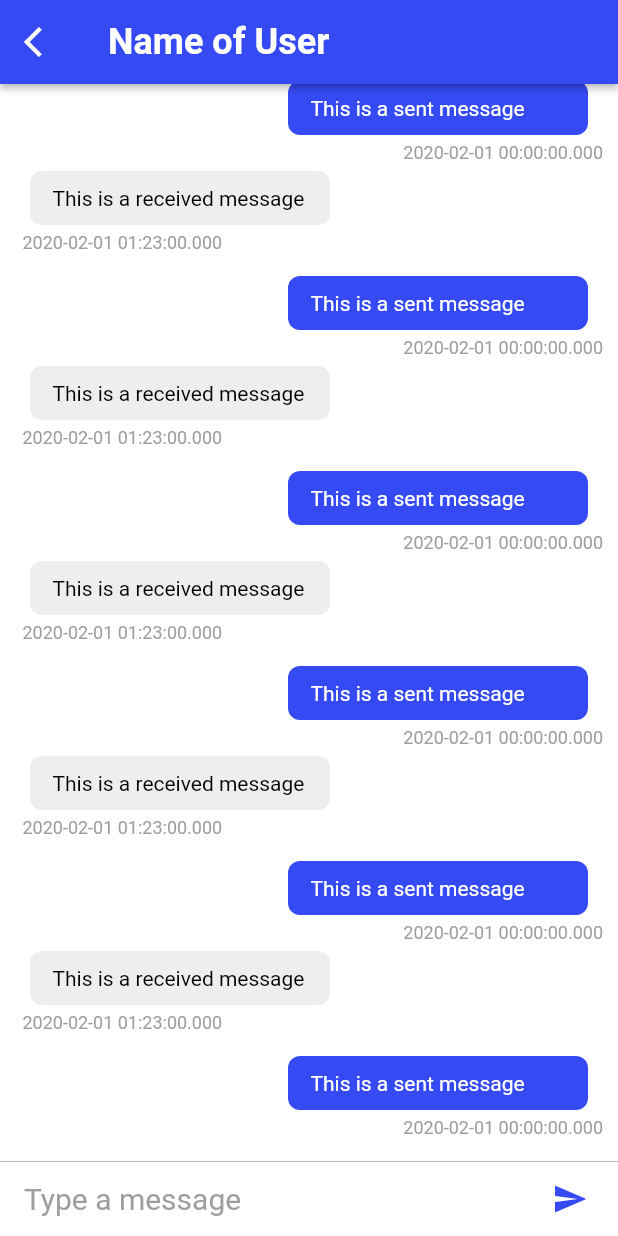
After one commit to osKlonowski/real-time-chat, a Flutter app: the ChatPage screen opened directly, on a phone screen of 412 x 824 dp. The commit adds this screen. Run offline on Flutter 3.47's test engine with Material 2 defaults, Android fonts, the phone set to English and light mode, and no system bars; drawn by our look-alikes of flutter_easyloading; our stand-ins replace firebase_auth, firebase_core; missing offline and left inert: fancy_drawer; accounts and stored records are empty; Roboto replaces fonts that are missing (Arial, Raleway).

Commit message:
Building Infrastructure for Chat Handler

```diff
--- /dev/null
+++ b/real_time_chat/lib/views/chat/chat_page.dart
@@ -0,0 +1,61 @@
+import 'package:flutter/material.dart';
+import 'package:real_time_chat/global.dart';
+import 'package:real_time_chat/widgets/chat_widgets/chat_input_widget.dart';
+import 'package:real_time_chat/widgets/chat_widgets/chat_message_item.dart';
+
+class ChatPage extends StatefulWidget {
+  @override
+  _ChatPageState createState() => _ChatPageState();
+}
+
+class _ChatPageState extends State<ChatPage> {
+  @override
+  Widget build(BuildContext context) {
+    return Scaffold(
+      backgroundColor: Colors.white,
+      appBar: AppBar(
+        leading: GestureDetector(
+          onTap: () => Navigator.of(context).pop(),
+          child: Icon(Icons.arrow_back_ios, color: Colors.white),
+        ),
+        title: Text(
+          'Name of User',
+          style: Theme.of(context).textTheme.headline5.copyWith(
+                color: Colors.white,
+                fontWeight: FontWeight.w700,
+                fontFamily: 'Raleway',
+              ),
+        ),
+        backgroundColor: primaryBlue,
+        elevation: 2,
+      ), // Custom app bar for chat screen
+      body: SafeArea(
+        child: Stack(
+          children: <Widget>[
+            Column(
+              children: <Widget>[
+                ChatListWidget(), //Chat list
+                InputWidget() // The input widget
+              ],
+            ),
+          ],
+        ),
+      ),
+    );
+  }
+}
+
+class ChatListWidget extends StatelessWidget {
+  final ScrollController listScrollController = new ScrollController();
+  @override
+  Widget build(BuildContext context) {
+    return Flexible(
+        child: ListView.builder(
+      padding: EdgeInsets.all(10.0),
+      itemBuilder: (context, index) => ChatItemWidget(index),
+      itemCount: 20,
+      reverse: true,
+      controller: listScrollController,
+    ));
+  }
+}
--- a/real_time_chat/lib/views/home/home_content.dart
+++ b/real_time_chat/lib/views/home/home_content.dart
@@ -1,6 +1,5 @@
 import 'package:flutter/material.dart';
-import 'package:real_time_chat/widgets/chat_preview.dart';
-
+import 'package:real_time_chat/widgets/chat_widgets/chat_preview.dart';
 class HomeContent extends StatefulWidget {
   const HomeContent({Key key}) : super(key: key);
 
--- a/real_time_chat/lib/views/home/home_page.dart
+++ b/real_time_chat/lib/views/home/home_page.dart
@@ -11,12 +11,14 @@ class HomePage extends StatefulWidget {
   _HomePageState createState() => _HomePageState();
 }
 
-class _HomePageState extends State<HomePage> with TickerProviderStateMixin {
+class _HomePageState extends State<HomePage>
+    with TickerProviderStateMixin, WidgetsBindingObserver {
   FancyDrawerController _controller;
 
   @override
   void initState() {
     super.initState();
+    WidgetsBinding.instance.addObserver(this);
     _controller = FancyDrawerController(
         vsync: this, duration: Duration(milliseconds: 250))
       ..addListener(() {
@@ -80,6 +82,15 @@ class _HomePageState extends State<HomePage> with TickerProviderStateMixin {
   }
 
   @override
+  void didChangeAppLifecycleState(AppLifecycleState state) {
+    if (state == AppLifecycleState.resumed) {
+    }
+    //TODO: set status to online here in firestore
+    else {}
+    //TODO: set status to offline here in firestore
+  }
+
+  @override
   void dispose() {
     _controller.dispose();
     super.dispose();
--- a/real_time_chat/lib/widgets/chat_preview.dart
+++ /dev/null
@@ -1,80 +0,0 @@
-import 'package:flutter/material.dart';
-
-class ChatPreview extends StatelessWidget {
-  const ChatPreview({Key key}) : super(key: key);
-
-  @override
-  Widget build(BuildContext context) {
-    return ConstrainedBox(
-      constraints: BoxConstraints(minHeight: 90),
-      child: Container(
-        padding: const EdgeInsets.only(
-          left: 8.0,
-          top: 2.0,
-          bottom: 2.0,
-          right: 8.0,
-        ),
-        width: MediaQuery.of(context).size.width,
-        color: Colors.white,
-        child: Row(
-          mainAxisAlignment: MainAxisAlignment.spaceBetween,
-          children: <Widget>[
-            Padding(
-              padding: const EdgeInsets.all(8.0),
-              child: Container(
-                width: 75,
-                height: 75,
-                decoration: BoxDecoration(
-                  shape: BoxShape.circle,
-                  image: DecorationImage(
-                    fit: BoxFit.cover,
-                    image: NetworkImage(
-                        'https://mindbodygreen-res.cloudinary.com/images/w_767,q_auto:eco,f_auto,fl_lossy/usr/RetocQT/sarah-fielding.jpg'),
-                  ),
-                ),
-              ),
-            ),
-            Expanded(
-              child: Padding(
-                padding: EdgeInsets.fromLTRB(7.0, 0.0, 5.0, 0.0),
-                child: Column(
-                  crossAxisAlignment: CrossAxisAlignment.start,
-                  children: <Widget>[
-                    Row(
-                      mainAxisAlignment: MainAxisAlignment.spaceBetween,
-                      children: <Widget>[
-                        Expanded(
-                          flex: 6,
-                          child: Text(
-                            'Angelica Rose',
-                            maxLines: 1,
-                            overflow: TextOverflow.ellipsis,
-                            textAlign: TextAlign.left,
-                            style: TextStyle(
-                              fontSize: 17.0,
-                              fontWeight: FontWeight.w500,
-                              color: Colors.black,
-                            ),
-                          ),
-                        ),
-                        Flexible(
-                          fit: FlexFit.loose,
-                          flex: 4,
-                          child: Text('10:45 PM'),
-                        ),
-                      ],
-                    ),
-                    SizedBox(
-                      height: 8,
-                    ),
-                    Text('This was the last message')
-                  ],
-                ),
-              ),
-            ),
-          ],
-        ),
-      ),
-    );
-  }
-}
--- /dev/null
+++ b/real_time_chat/lib/widgets/chat_widgets/chat_input_widget.dart
@@ -0,0 +1,55 @@
+import 'package:flutter/material.dart';
+import 'package:real_time_chat/global.dart';
+
+class InputWidget extends StatelessWidget {
+  final TextEditingController textEditingController = TextEditingController();
+
+  @override
+  Widget build(BuildContext context) {
+    return Container(
+      child: Row(
+        children: <Widget>[
+          // Text input
+          Flexible(
+            child: Container(
+              margin: const EdgeInsets.only(left: 16.0),
+              child: TextField(
+                style: TextStyle(color: Colors.black, fontSize: 15.0),
+                controller: textEditingController,
+                decoration: InputDecoration.collapsed(
+                  hintText: 'Type a message',
+                  hintStyle: TextStyle(
+                    color: Colors.grey,
+                    fontWeight: FontWeight.w400,
+                    fontFamily: 'Raleway',
+                    fontSize: 20.0,
+                  ),
+                ),
+              ),
+            ),
+          ),
+          // Send Message Button
+          Material(
+            child: Container(
+              margin: EdgeInsets.symmetric(horizontal: 8.0),
+              child: IconButton(
+                icon: Icon(Icons.send),
+                onPressed: () => {},
+                color: primaryBlue,
+              ),
+            ),
+            color: Colors.white,
+          ),
+        ],
+      ),
+      width: double.infinity,
+      height: 50.0,
+      decoration: BoxDecoration(
+        border: Border(
+          top: BorderSide(color: Colors.grey, width: 0.5),
+        ),
+        color: Colors.white,
+      ),
+    );
+  }
+}
--- /dev/null
+++ b/real_time_chat/lib/widgets/chat_widgets/chat_message_item.dart
@@ -0,0 +1,96 @@
+import 'package:flutter/material.dart';
+import 'package:real_time_chat/global.dart';
+
+class ChatItemWidget extends StatelessWidget {
+  final int index;
+  ChatItemWidget(this.index);
+
+  @override
+  Widget build(BuildContext context) {
+    if (index % 2 == 0) {
+      //This is the sent message. We'll later use data from firebase instead of index to determine the message is sent or received.
+      return Container(
+        child: Column(
+          children: <Widget>[
+            Row(
+              children: <Widget>[
+                Container(
+                  child: Text(
+                    'This is a sent message',
+                    style: TextStyle(
+                      color: Colors.white,
+                      fontFamily: 'Arial',
+                    ),
+                  ),
+                  padding: EdgeInsets.fromLTRB(15.0, 10.0, 15.0, 10.0),
+                  width: 200.0,
+                  decoration: BoxDecoration(
+                    color: primaryBlue,
+                    borderRadius: BorderRadius.circular(8.0),
+                  ),
+                  margin: EdgeInsets.only(right: 10.0),
+                )
+              ],
+              mainAxisAlignment:
+                  MainAxisAlignment.end, // aligns the chatitem to right end
+            ),
+            Row(mainAxisAlignment: MainAxisAlignment.end, children: <Widget>[
+              Container(
+                child: Text(
+                  DateTime(2020, 02, 01).toString(),
+                  style: TextStyle(
+                    color: Colors.grey,
+                    fontSize: 12.0,
+                    fontStyle: FontStyle.normal,
+                  ),
+                ),
+                margin: EdgeInsets.only(left: 5.0, top: 5.0, bottom: 5.0),
+              )
+            ])
+          ],
+        ),
+      );
+    } else {
+      // This is a received message
+      return Container(
+        child: Column(
+          children: <Widget>[
+            Row(
+              children: <Widget>[
+                Container(
+                  child: Text(
+                    'This is a received message',
+                    style: TextStyle(
+                      color: Colors.black,
+                      fontFamily: 'Arial',
+                    ),
+                  ),
+                  padding: EdgeInsets.fromLTRB(15.0, 10.0, 15.0, 10.0),
+                  width: 200.0,
+                  decoration: BoxDecoration(
+                    color: Colors.grey[200],
+                    borderRadius: BorderRadius.circular(8.0),
+                  ),
+                  margin: EdgeInsets.only(left: 10.0),
+                )
+              ],
+            ),
+            Container(
+              child: Text(
+                DateTime(2020, 02, 01, 01, 23).toString(),
+                style: TextStyle(
+                  color: Colors.grey,
+                  fontSize: 12.0,
+                  fontStyle: FontStyle.normal,
+                ),
+              ),
+              margin: EdgeInsets.only(left: 5.0, top: 5.0, bottom: 5.0),
+            )
+          ],
+          crossAxisAlignment: CrossAxisAlignment.start,
+        ),
+        margin: EdgeInsets.only(bottom: 10.0),
+      );
+    }
+  }
+}
--- /dev/null
+++ b/real_time_chat/lib/widgets/chat_widgets/chat_preview.dart
@@ -0,0 +1,87 @@
+import 'package:flutter/material.dart';
+import 'package:real_time_chat/views/chat/chat_page.dart';
+
+class ChatPreview extends StatelessWidget {
+  const ChatPreview({Key key}) : super(key: key);
+
+  @override
+  Widget build(BuildContext context) {
+    return ConstrainedBox(
+      constraints: BoxConstraints(minHeight: 90),
+      child: GestureDetector(
+        onTap: () {
+          Navigator.of(context)
+              .push(MaterialPageRoute(builder: (context) => ChatPage()));
+        },
+        child: Container(
+          padding: const EdgeInsets.only(
+            left: 8.0,
+            top: 2.0,
+            bottom: 2.0,
+            right: 8.0,
+          ),
+          width: MediaQuery.of(context).size.width,
+          color: Colors.white,
+          child: Row(
+            mainAxisAlignment: MainAxisAlignment.spaceBetween,
+            children: <Widget>[
+              Padding(
+                padding: const EdgeInsets.all(8.0),
+                child: Container(
+                  width: 75,
+                  height: 75,
+                  decoration: BoxDecoration(
+                    shape: BoxShape.circle,
+                    image: DecorationImage(
+                      fit: BoxFit.cover,
+                      image: NetworkImage(
+                          'https://mindbodygreen-res.cloudinary.com/images/w_767,q_auto:eco,f_auto,fl_lossy/usr/RetocQT/sarah-fielding.jpg'),
+                    ),
+                  ),
+                ),
+              ),
+              Expanded(
+                child: Padding(
+                  padding: EdgeInsets.fromLTRB(7.0, 0.0, 5.0, 0.0),
+                  child: Column(
+                    crossAxisAlignment: CrossAxisAlignment.start,
+                    children: <Widget>[
+                      Row(
+                        mainAxisAlignment: MainAxisAlignment.spaceBetween,
+                        children: <Widget>[
+                          Expanded(
+                            flex: 6,
+                            child: Text(
+                              'Angelica Rose',
+                              maxLines: 1,
+                              overflow: TextOverflow.ellipsis,
+                              textAlign: TextAlign.left,
+                              style: TextStyle(
+                                fontSize: 17.0,
+                                fontWeight: FontWeight.w500,
+                                color: Colors.black,
+                              ),
+                            ),
+                          ),
+                          Flexible(
+                            fit: FlexFit.loose,
+                            flex: 4,
+                            child: Text('10:45 PM'),
+                          ),
+                        ],
+                      ),
+                      SizedBox(
+                        height: 8,
+                      ),
+                      Text('This was the last message')
+                    ],
+                  ),
+                ),
+              ),
+            ],
+          ),
+        ),
+      ),
+    );
+  }
+}
```
